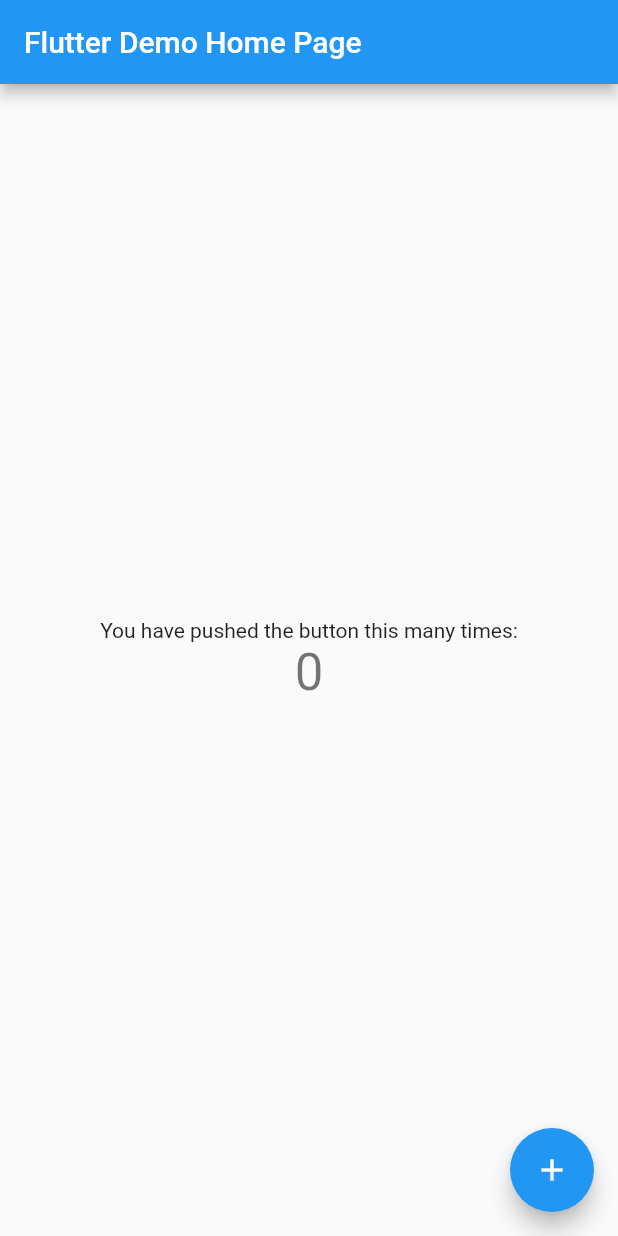
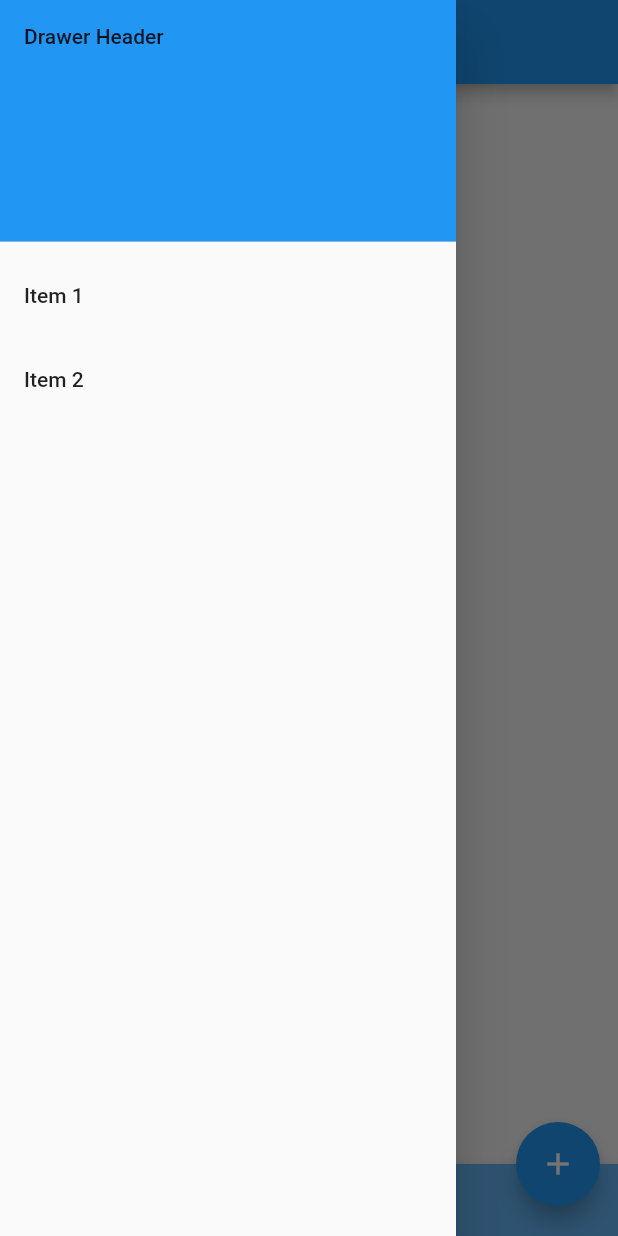
Before and after one commit to mandubimil/mhalgeri, a Flutter app: the screen it shows after launch, with the side drawer open (before the commit the screen has no drawer), on a phone screen of 412 x 824 dp. Run offline on Flutter 3.47's test engine with Material 2 defaults, Android fonts, the light colour scheme and no system bars; our stand-ins replace get, sqflite; missing offline and left inert: pretty_json; accounts and stored records are empty.

Commit message:
2021.02.25 메인화면구현

```diff
--- /dev/null
+++ b/lib/bottom_navi.dart
@@ -0,0 +1,50 @@
+import 'package:flutter/material.dart';
+import 'getx_controller.dart';
+import 'package:get/get.dart';
+import 'db_helper.dart';
+
+class BottomNavi extends StatelessWidget {
+  @override
+  Widget build(BuildContext context) {
+    GC _gx = Get.put(GC());
+    DBHelper db = DBHelper();
+
+    return BottomAppBar(
+        color: Colors.blue[300],
+        child: Row(
+          children: [
+            IconButton(
+                icon: Icon(Icons.auto_awesome_motion),
+                onPressed: () {
+                  db.selectListMain('''select * from halgeri_main where gubun != 'memo' order by createTime desc''', [], 'all');
+                }),
+            SizedBox(width: 5,),
+            IconButton(
+                icon: Icon(Icons.person),
+                onPressed: () {
+                  db.selectListMain('select * from halgeri_main where gubun = ? order by createTime desc', ['public'], 'public');
+                }),
+            SizedBox(width: 5,),
+            IconButton(
+                icon: Icon(Icons.work),
+                onPressed: () {
+                  db.selectListMain('select * from halgeri_main where gubun = ? order by createTime desc', ['private'], 'pirvate');
+                }),
+            SizedBox(width: 5,),
+            IconButton(icon: Icon(Icons.code), onPressed: (){
+              db.selectListMain('select * from halgeri_main where gubun = ? order by createTime desc', ['fun'], 'fun');
+            }),
+            SizedBox(width: 5,),
+            IconButton(
+                icon: Icon(Icons.download_done_outlined), onPressed: (){
+              db.selectListMain('select * from halgeri_main where dan = ? order by createTime desc', ['end'], 'end');
+            }),
+            SizedBox(width: 5,),
+            IconButton(
+                icon: Icon(Icons.article_outlined), onPressed: (){
+              db.selectListMain('select * from halgeri_main where gubun = ? order by createTime desc', ['memo'], 'memo');
+            }),
+          ],
+        ));
+  }
+}
--- /dev/null
+++ b/lib/db_table.dart
@@ -0,0 +1,51 @@
+class halgeri_main {
+  final int id;
+  final String gubun;
+  final String content;
+  final String createTime;
+  final String editTime;
+
+  halgeri_main({this.id, this.gubun, this.content, this.createTime, this.editTime});
+
+  Map<String, dynamic> toMap() {
+    return {
+      'id': id,
+      'gubun': gubun,
+      'content': content,
+      'createTime': createTime,
+      'editTime': editTime,
+    };
+  }
+
+  @override
+  String toString() {
+    return 'Memo{id: $id, title: $gubun, text: $content, createTime: $createTime, editTime: $editTime}';
+  }
+}
+
+
+class halgeri_sub {
+  final int id;
+  final int main_id;
+  final String content;
+  final String createTime;
+  final String editTime;
+
+  halgeri_sub({this.id, this.main_id, this.content, this.createTime, this.editTime});
+
+  Map<String, dynamic> toMap() {
+    return {
+      'id': id,
+      'main_id': main_id,
+      'content': content,
+      'createTime': createTime,
+      'editTime': editTime,
+    };
+  }
+
+  // 각 memo 정보를 보기 쉽도록 print 문을 사용하여 toString을 구현하세요
+  @override
+  String toString() {
+    return 'Memo{id: $id, title: $main_id, text: $content, createTime: $createTime, editTime: $editTime}';
+  }
+}
--- /dev/null
+++ b/lib/getx_controller.dart
@@ -0,0 +1,13 @@
+import 'package:get/get.dart';
+
+class GC extends GetxController {
+  RxString appbarTitle = 'title'.obs;
+  RxList<List<String>> mainItems = [['fun','fun','0']].obs;
+  RxList<String> subItems = ['fun'].obs;
+  RxString radioGubun = 'fun'.obs;
+
+  GC() {
+    mainItems.clear();
+    subItems.clear();
+  }
+}
--- /dev/null
+++ b/lib/halgeri_drawer.dart
@@ -0,0 +1,42 @@
+import 'package:flutter/material.dart';
+
+class HalgeriDrawer extends StatelessWidget {
+  @override
+  Widget build(BuildContext context) {
+    return Drawer(
+      // Add a ListView to the drawer. This ensures the user can scroll
+      // through the options in the drawer if there isn't enough vertical
+      // space to fit everything.
+      child: ListView(
+        // Important: Remove any padding from the ListView.
+        padding: EdgeInsets.zero,
+        children: <Widget>[
+          DrawerHeader(
+            child: Text('Drawer Header'),
+            decoration: BoxDecoration(
+              color: Colors.blue,
+            ),
+          ),
+          ListTile(
+            title: Text('Item 1'),
+            onTap: () {
+              // Update the state of the app
+              // ...
+              // Then close the drawer
+              Navigator.pop(context);
+            },
+          ),
+          ListTile(
+            title: Text('Item 2'),
+            onTap: () {
+              // Update the state of the app
+              // ...
+              // Then close the drawer
+              Navigator.pop(context);
+            },
+          ),
+        ],
+      ),
+    );
+  }
+}
--- a/lib/main.dart
+++ b/lib/main.dart
@@ -1,113 +1,60 @@
 import 'package:flutter/material.dart';
+import 'bottom_navi.dart';
+import 'getx_controller.dart';
+import 'package:get/get.dart';
+import 'main_listview.dart';
+import 'halgeri_drawer.dart';
+import 'input_dialog.dart';
+import 'detail_halgeri.dart';
 
 void main() {
   runApp(MyApp());
 }
 
 class MyApp extends StatelessWidget {
-  // This widget is the root of your application.
   @override
   Widget build(BuildContext context) {
-    return MaterialApp(
-      title: 'Flutter Demo',
+    return GetMaterialApp(
+      debugShowCheckedModeBanner: false,
       theme: ThemeData(
-        // This is the theme of your application.
-        //
-        // Try running your application with "flutter run". You'll see the
-        // application has a blue toolbar. Then, without quitting the app, try
-        // changing the primarySwatch below to Colors.green and then invoke
-        // "hot reload" (press "r" in the console where you ran "flutter run",
-        // or simply save your changes to "hot reload" in a Flutter IDE).
-        // Notice that the counter didn't reset back to zero; the application
-        // is not restarted.
         primarySwatch: Colors.blue,
       ),
-      home: MyHomePage(title: 'Flutter Demo Home Page'),
+      home: HomePage(),
+      getPages: [
+        GetPage(name: '/', page: () => HomePage()),
+        GetPage(name: '/r/detail_halgeri', page: () => DetailDialog()),
+      ],
     );
   }
 }
 
-class MyHomePage extends StatefulWidget {
-  MyHomePage({Key key, this.title}) : super(key: key);
-
-  // This widget is the home page of your application. It is stateful, meaning
-  // that it has a State object (defined below) that contains fields that affect
-  // how it looks.
-
-  // This class is the configuration for the state. It holds the values (in this
-  // case the title) provided by the parent (in this case the App widget) and
-  // used by the build method of the State. Fields in a Widget subclass are
-  // always marked "final".
-
-  final String title;
-
-  @override
-  _MyHomePageState createState() => _MyHomePageState();
-}
-
-class _MyHomePageState extends State<MyHomePage> {
-  int _counter = 0;
-
-  void _incrementCounter() {
-    setState(() {
-      // This call to setState tells the Flutter framework that something has
-      // changed in this State, which causes it to rerun the build method below
-      // so that the display can reflect the updated values. If we changed
-      // _counter without calling setState(), then the build method would not be
-      // called again, and so nothing would appear to happen.
-      _counter++;
-    });
-  }
-
+class HomePage extends StatelessWidget {
   @override
   Widget build(BuildContext context) {
-    // This method is rerun every time setState is called, for instance as done
-    // by the _incrementCounter method above.
-    //
-    // The Flutter framework has been optimized to make rerunning build methods
-    // fast, so that you can just rebuild anything that needs updating rather
-    // than having to individually change instances of widgets.
+    GC _gx = Get.put(GC());
+
     return Scaffold(
+      drawer: HalgeriDrawer(),
       appBar: AppBar(
-        // Here we take the value from the MyHomePage object that was created by
-        // the App.build method, and use it to set our appbar title.
-        title: Text(widget.title),
-      ),
-      body: Center(
-        // Center is a layout widget. It takes a single child and positions it
-        // in the middle of the parent.
-        child: Column(
-          // Column is also a layout widget. It takes a list of children and
-          // arranges them vertically. By default, it sizes itself to fit its
-          // children horizontally, and tries to be as tall as its parent.
-          //
-          // Invoke "debug painting" (press "p" in the console, choose the
-          // "Toggle Debug Paint" action from the Flutter Inspector in Android
-          // Studio, or the "Toggle Debug Paint" command in Visual Studio Code)
-          // to see the wireframe for each widget.
-          //
-          // Column has various properties to control how it sizes itself and
-          // how it positions its children. Here we use mainAxisAlignment to
-          // center the children vertically; the main axis here is the vertical
-          // axis because Columns are vertical (the cross axis would be
-          // horizontal).
-          mainAxisAlignment: MainAxisAlignment.center,
-          children: <Widget>[
-            Text(
-              'You have pushed the button this many times:',
-            ),
-            Text(
-              '$_counter',
-              style: Theme.of(context).textTheme.headline4,
-            ),
-          ],
+        title: Obx(
+          () => Text('${_gx.appbarTitle}'),
         ),
       ),
+      body: Container(color: Colors.grey[100], child: MainListView()),
+      bottomNavigationBar: BottomNavi(),
       floatingActionButton: FloatingActionButton(
-        onPressed: _incrementCounter,
-        tooltip: 'Increment',
-        child: Icon(Icons.add),
-      ), // This trailing comma makes auto-formatting nicer for build methods.
+          child: Icon(Icons.add),
+          onPressed: () {
+            _gx.radioGubun('fun');
+
+            showDialog(
+                context: context,
+                barrierDismissible: false,
+                builder: (BuildContext context) {
+                  return InputDialog();
+                });
+          }),
+      floatingActionButtonLocation: FloatingActionButtonLocation.miniEndDocked,
     );
   }
 }
--- /dev/null
+++ b/lib/main_listview.dart
@@ -0,0 +1,45 @@
+import 'package:flutter/material.dart';
+import 'getx_controller.dart';
+import 'package:get/get.dart';
+
+class MainListView extends StatelessWidget {
+  @override
+  Widget build(BuildContext context) {
+    GC _gx = Get.put(GC());
+
+    return Column(
+      children: [
+        Obx(() => Expanded(
+            child: ListView.builder(
+                padding: EdgeInsets.all(10),
+                itemCount: _gx.mainItems.length,
+                itemBuilder: (BuildContext context, int index) {
+                  return Card(
+                    elevation: 3,
+                    shape: RoundedRectangleBorder(
+                        borderRadius: BorderRadius.circular(10)),
+                    child: ListTile(
+                      tileColor: Colors.grey[30],
+                      leading: Icon(_gx.mainItems[index][0].toString() == 'public'
+                          ? Icons.person
+                          : _gx.mainItems[index][0].toString() == 'private'
+                              ? Icons.work
+                              : _gx.mainItems[index][0].toString() == 'fun'
+                                  ? Icons.code
+                                  : _gx.mainItems[index][0].toString() == 'memo'
+                                      ? Icons.article_outlined
+                                      : Icons.auto_awesome_motion),
+                      title: Transform.translate(
+                        offset: Offset(-20, 0),
+                        child: Text(_gx.mainItems[index][1]),
+                      ),
+                      onLongPress: () {
+                        Get.toNamed('/r/detail_halgeri', arguments: index);
+                      },
+                    ),
+                  );
+                }))),
+      ],
+    );
+  }
+}
```
Also changed, not shown: lib/db_helper.dart (added, +60 -0 lines), lib/detail_halgeri.dart (added, +134 -0 lines), lib/input_dialog.dart (added, +136 -0 lines), lib/sub_listview.dart (added, +30 -0 lines), pubspec.yaml (+9 -0 lines), pubspec.lock, 7 other files.
